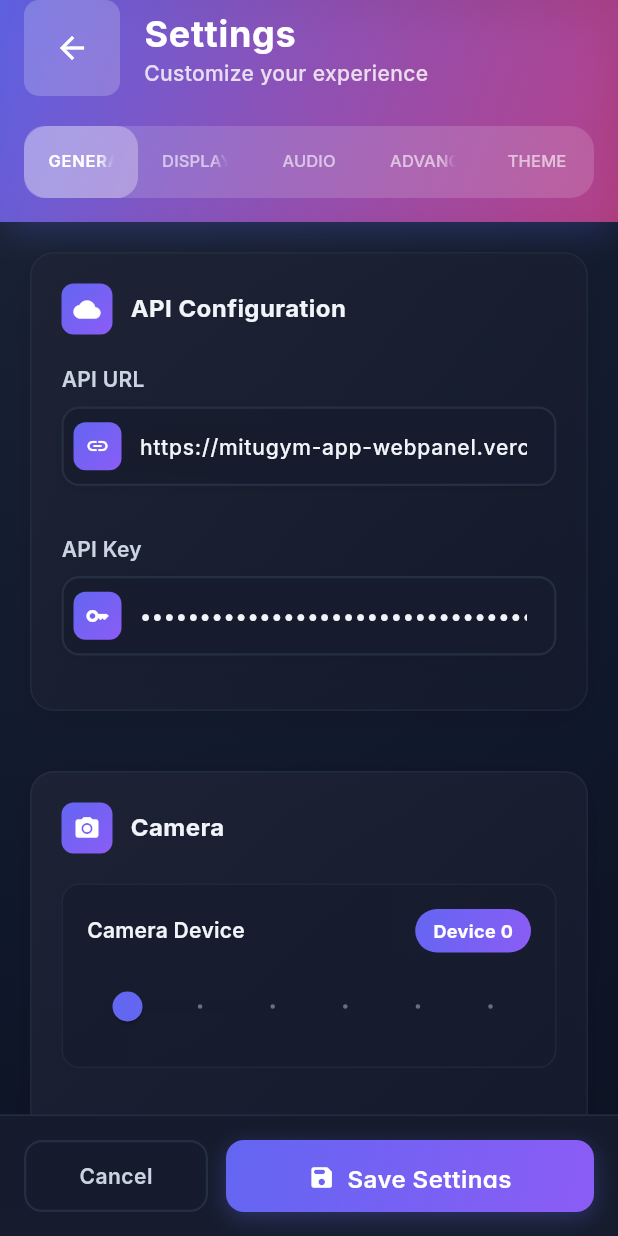
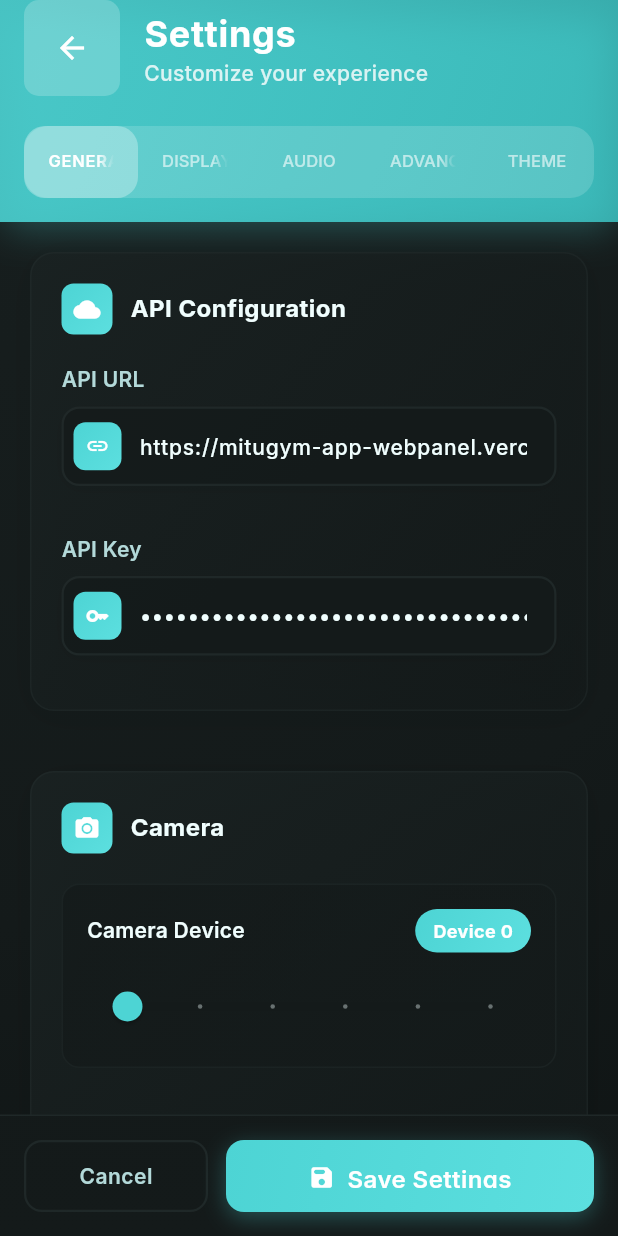
Before and after one commit to aristache-labs/mitugym_scanner_flutter, a Flutter app: the screen it shows after launch, after a tap on "Settings", on a phone screen of 412 x 824 dp. Run offline on Flutter 3.47's test engine with Material 3 defaults, Android fonts, the light colour scheme and no system bars; drawn by our look-alikes of flutter_animate; our stand-ins replace audioplayers, badges, cached_network_image, camera, connectivity_plus, dio and 6 more; missing offline and left inert: window_manager, zxing2; accounts and stored records are empty.

Commit message:
feat: Update color scheme and themes to reflect modern admin panel design - Revamped AppColors and AppThemes with a Cyan/Turquoise palette - Enhanced UI elements with dark backgrounds and improved gradients - Adjusted sidebar widget styling for a cohesive look - Updated theme documentation to align with new design direction

```diff
--- a/lib/config/app_colors.dart
+++ b/lib/config/app_colors.dart
@@ -1,90 +1,90 @@
 import 'package:flutter/material.dart';
 
-/// Premium application color scheme - Modern dashboard design inspired
+/// Premium application color scheme - Cyan/Turquoise modern design
 class AppColors {
-  // Base colors - Deep navy like the dashboard
-  static const Color background = Color(0xFF0A0E1A);     // Deep navy/dark blue
-  static const Color surface = Color(0xFF161C2D);        // Surface layer
-  static const Color card = Color(0xFF1E2435);           // Card background
-  static const Color cardHover = Color(0xFF252B3E);      // Hover state
+  // Base colors - Very dark backgrounds matching admin panel
+  static const Color background = Color(0xFF0A0F0F);     // Very dark teal/black
+  static const Color surface = Color(0xFF141A1A);        // Surface layer
+  static const Color card = Color(0xFF1A2222);           // Card background
+  static const Color cardHover = Color(0xFF1F2828);      // Hover state
 
-  // Primary colors - Purple/Pink gradients from dashboard
-  static const Color primary = Color(0xFF6366F1);        // Indigo
-  static const Color primaryLight = Color(0xFF8B5CF6);   // Purple
-  static const Color primaryDark = Color(0xFF4F46E5);    // Darker indigo
+  // Primary colors - Cyan/Turquoise theme from admin panel
+  static const Color primary = Color(0xFF4DD4D4);        // Primary cyan
+  static const Color primaryLight = Color(0xFF5CDFDF);   // Secondary cyan
+  static const Color primaryDark = Color(0xFF3BC5C5);    // Darker cyan
 
-  // Secondary & accent - Dashboard inspired
-  static const Color secondary = Color(0xFF64748B);      // Slate gray
-  static const Color accent = Color(0xFFEC4899);         // Pink accent
+  // Secondary & accent - Cyan variations
+  static const Color secondary = Color(0xFF5CDFDF);      // Secondary cyan
+  static const Color accent = Color(0xFF44E4E4);         // Accent cyan
 
-  // Text colors - Dashboard inspired contrast
-  static const Color textPrimary = Color(0xFFF1F5F9);    // Main text (excellent contrast)
-  static const Color textSecondary = Color(0xFFCBD5E1);  // Secondary text
-  static const Color textMuted = Color(0xFF94A3B8);      // Muted text
+  // Text colors - Admin panel inspired contrast
+  static const Color textPrimary = Color(0xFFF0FEFE);    // Main text - very light cyan tint
+  static const Color textSecondary = Color(0xFFB3D9D9);  // Muted cyan tint
+  static const Color textMuted = Color(0xFF8AB3B3);      // More muted cyan
   static const Color textWhite = Color(0xFFFFFFFF);      // Pure white for emphasis
 
   // Keep old names for compatibility
   static const Color text = textPrimary;
   static const Color muted = textSecondary;
 
-  // Status colors - Modern, vibrant like dashboard
-  static const Color success = Color(0xFF10B981);        // Emerald green
-  static const Color successLight = Color(0xFF34D399);   // Light emerald
-  static const Color warning = Color(0xFFF59E0B);        // Amber
-  static const Color warningLight = Color(0xFFFBBF24);   // Light amber
-  static const Color error = Color(0xFFEF4444);          // Red
-  static const Color errorLight = Color(0xFFF87171);     // Light red
+  // Status colors - Matching admin panel
+  static const Color success = Color(0xFF00E6A6);        // Bright green (admin panel)
+  static const Color successLight = Color(0xFF33EDB8);   // Light green
+  static const Color warning = Color(0xFFFFD93D);        // Yellow (admin panel)
+  static const Color warningLight = Color(0xFFFFE367);   // Light yellow
+  static const Color error = Color(0xFFFF6B6B);          // Red (admin panel)
+  static const Color errorLight = Color(0xFFFF8989);     // Light red
 
-  // UI element colors - Dashboard style
-  static const Color border = Color(0xFF334155);         // Border color
-  static const Color borderHover = Color(0xFF475569);    // Hover border
-  static const Color divider = Color(0xFF1E293B);        // Divider lines
+  // UI element colors - Dark theme borders
+  static const Color border = Color(0xFF2A3535);         // Border color (dark cyan tint)
+  static const Color borderHover = Color(0xFF354545);    // Hover border
+  static const Color divider = Color(0xFF1F2828);        // Divider lines
 
   // Transparent overlays
   static final Color overlay = const Color(0xFF000000).withValues(alpha: 0.5);
   static final Color overlayLight = const Color(0xFF000000).withValues(alpha: 0.2);
 
-  // Gradients - Dashboard inspired modern gradients
+  // Gradients - Cyan/turquoise modern gradients
   static const LinearGradient primaryGradient = LinearGradient(
-    colors: [Color(0xFF6366F1), Color(0xFF8B5CF6)],
+    colors: [Color(0xFF4DD4D4), Color(0xFF5CDFDF)],
     begin: Alignment.topLeft,
     end: Alignment.bottomRight,
   );
 
   static const LinearGradient accentGradient = LinearGradient(
-    colors: [Color(0xFFEC4899), Color(0xFFF472B6)],
+    colors: [Color(0xFF44E4E4), Color(0xFF5CDFDF)],
     begin: Alignment.topLeft,
     end: Alignment.bottomRight,
   );
 
   static const LinearGradient successGradient = LinearGradient(
-    colors: [Color(0xFF10B981), Color(0xFF34D399)],
+    colors: [Color(0xFF00E6A6), Color(0xFF33EDB8)],
     begin: Alignment.topLeft,
     end: Alignment.bottomRight,
   );
 
   static const LinearGradient errorGradient = LinearGradient(
-    colors: [Color(0xFFEF4444), Color(0xFFF87171)],
+    colors: [Color(0xFFFF6B6B), Color(0xFFFF8989)],
     begin: Alignment.topLeft,
     end: Alignment.bottomRight,
   );
 
   static const LinearGradient warningGradient = LinearGradient(
-    colors: [Color(0xFFF59E0B), Color(0xFFFBBF24)],
+    colors: [Color(0xFFFFD93D), Color(0xFFFFE367)],
     begin: Alignment.topLeft,
     end: Alignment.bottomRight,
   );
 
-  // Dashboard-style background gradient
+  // Dark cyan background gradient matching admin panel
   static BoxDecoration getBackgroundDecoration() {
     return BoxDecoration(
       gradient: RadialGradient(
         center: Alignment.topLeft,
         radius: 3.0,
         colors: [
-          const Color(0xFF1E293B).withValues(alpha: 0.8),
-          const Color(0xFF0F172A),
-          const Color(0xFF0A0E1A),
+          const Color(0xFF1A2222).withValues(alpha: 0.8),
+          const Color(0xFF141A1A),
+          const Color(0xFF0A0F0F),
         ],
       ),
       color: background,
--- a/lib/config/app_themes.dart
+++ b/lib/config/app_themes.dart
@@ -1,61 +1,61 @@
 import 'package:flutter/material.dart';
 
-/// Premium theme presets for the app - Dashboard inspired
+/// Premium theme presets for the app - Cyan/Turquoise inspired
 class AppThemes {
-  // Default theme - Modern Purple/Indigo (Dashboard style)
+  // Default theme - Modern Cyan/Turquoise (Admin panel style)
+  static final AppThemeColors cyan = AppThemeColors(
+    primary: const Color(0xFF4DD4D4),     // Primary cyan
+    secondary: const Color(0xFF5CDFDF),   // Secondary cyan
+    accent: const Color(0xFF44E4E4),      // Accent cyan
+    success: const Color(0xFF00E6A6),     // Bright green
+    warning: const Color(0xFFFFD93D),     // Yellow
+    error: const Color(0xFFFF6B6B),       // Red
+    surface: const Color(0xFF141A1A),     // Surface
+    card: const Color(0xFF1A2222),        // Card
+    text: const Color(0xFFF0FEFE),        // Main text
+    muted: const Color(0xFFB3D9D9),       // Muted text
+  );
+
+  // Purple theme - Alternative
   static final AppThemeColors purple = AppThemeColors(
     primary: const Color(0xFF6366F1),    // Indigo
     secondary: const Color(0xFF64748B),   // Slate
     accent: const Color(0xFFEC4899),      // Pink
-    success: const Color(0xFF10B981),     // Emerald
-    warning: const Color(0xFFF59E0B),     // Amber
-    error: const Color(0xFFEF4444),       // Red
-    surface: const Color(0xFF161C2D),     // Surface
-    card: const Color(0xFF1E2435),        // Card
-    text: const Color(0xFFF1F5F9),        // Main text
-    muted: const Color(0xFF94A3B8),       // Muted text
+    success: const Color(0xFF00E6A6),     // Bright green
+    warning: const Color(0xFFFFD93D),     // Yellow
+    error: const Color(0xFFFF6B6B),       // Red
+    surface: const Color(0xFF141A1A),     // Surface
+    card: const Color(0xFF1A2222),        // Card
+    text: const Color(0xFFF0FEFE),        // Main text
+    muted: const Color(0xFFB3D9D9),       // Muted text
   );
 
   // Blue theme - Modern blue variant
   static final AppThemeColors blue = AppThemeColors(
     primary: const Color(0xFF3B82F6),    // Blue
-    secondary: const Color(0xFF64748B),   // Slate
+    secondary: const Color(0xFF5CDFDF),   // Cyan
     accent: const Color(0xFF06B6D4),      // Cyan
-    success: const Color(0xFF10B981),     // Emerald
-    warning: const Color(0xFFF59E0B),     // Amber
-    error: const Color(0xFFEF4444),       // Red
-    surface: const Color(0xFF161C2D),     // Surface
-    card: const Color(0xFF1E2435),        // Card
-    text: const Color(0xFFF1F5F9),        // Main text
-    muted: const Color(0xFF94A3B8),       // Muted text
+    success: const Color(0xFF00E6A6),     // Bright green
+    warning: const Color(0xFFFFD93D),     // Yellow
+    error: const Color(0xFFFF6B6B),       // Red
+    surface: const Color(0xFF141A1A),     // Surface
+    card: const Color(0xFF1A2222),        // Card
+    text: const Color(0xFFF0FEFE),        // Main text
+    muted: const Color(0xFFB3D9D9),       // Muted text
   );
 
   // Green theme - Modern emerald variant
   static final AppThemeColors green = AppThemeColors(
-    primary: const Color(0xFF10B981),     // Emerald
-    secondary: const Color(0xFF64748B),   // Slate
-    accent: const Color(0xFF34D399),      // Light emerald
-    success: const Color(0xFF10B981),     // Emerald
-    warning: const Color(0xFFF59E0B),     // Amber
-    error: const Color(0xFFEF4444),       // Red
-    surface: const Color(0xFF161C2D),     // Surface
-    card: const Color(0xFF1E2435),        // Card
-    text: const Color(0xFFF1F5F9),        // Main text
-    muted: const Color(0xFF94A3B8),       // Muted text
-  );
-
-  // Cyan theme - Modern cyan variant
-  static final AppThemeColors cyan = AppThemeColors(
-    primary: const Color(0xFF06B6D4),     // Cyan
-    secondary: const Color(0xFF64748B),   // Slate
-    accent: const Color(0xFF22D3EE),      // Light cyan
-    success: const Color(0xFF10B981),     // Emerald
-    warning: const Color(0xFFF59E0B),     // Amber
-    error: const Color(0xFFEF4444),       // Red
-    surface: const Color(0xFF161C2D),     // Surface
-    card: const Color(0xFF1E2435),        // Card
-    text: const Color(0xFFF1F5F9),        // Main text
-    muted: const Color(0xFF94A3B8),       // Muted text
+    primary: const Color(0xFF00E6A6),     // Bright green
+    secondary: const Color(0xFF33EDB8),   // Light green
+    accent: const Color(0xFF33EDB8),      // Light emerald
+    success: const Color(0xFF00E6A6),     // Bright green
+    warning: const Color(0xFFFFD93D),     // Yellow
+    error: const Color(0xFFFF6B6B),       // Red
+    surface: const Color(0xFF141A1A),     // Surface
+    card: const Color(0xFF1A2222),        // Card
+    text: const Color(0xFFF0FEFE),        // Main text
+    muted: const Color(0xFFB3D9D9),       // Muted text
   );
 }
 
@@ -85,49 +85,49 @@ class AppThemeColors {
     required this.muted,
   });
 
-  /// Get theme colors by name - Purple is now default
+  /// Get theme colors by name - Cyan is now default
   static AppThemeColors getThemeColors(String themeName) {
     switch (themeName.toLowerCase()) {
       case 'blue':
         return AppThemes.blue;
-      case 'cyan':
-        return AppThemes.cyan;
+      case 'purple':
+        return AppThemes.purple;
       case 'green':
         return AppThemes.green;
-      case 'purple':
+      case 'cyan':
       default:
-        return AppThemes.purple; // Purple is now default
+        return AppThemes.cyan; // Cyan is now default
     }
   }
 
   /// Get list of available themes
-  List<String> get availableThemes => ['purple', 'blue', 'cyan', 'green'];
+  List<String> get availableThemes => ['cyan', 'purple', 'blue', 'green'];
 
   /// Get theme icon
   static IconData getThemeIcon(String theme) {
     switch (theme) {
+      case 'cyan':
+        return Icons.water_drop;
       case 'purple':
         return Icons.star;
       case 'blue':
-        return Icons.water_drop;
-      case 'cyan':
         return Icons.circle;
       case 'green':
         return Icons.eco;
       default:
-        return Icons.star;
+        return Icons.water_drop;
     }
   }
 
   /// Get theme display name
   static String getThemeDisplayName(String theme) {
     switch (theme) {
+      case 'cyan':
+        return 'Cyan Turquoise';
       case 'purple':
         return 'Modern Purple';
       case 'blue':
         return 'Ocean Blue';
-      case 'cyan':
-        return 'Cyan';
       case 'green':
         return 'Emerald';
       default:
@@ -142,19 +142,19 @@ class AppThemeColors {
     end: Alignment.bottomRight,
   );
 
-  /// Background decoration - Dashboard style gradient
+  /// Background decoration - Dark cyan gradient
   BoxDecoration getBackgroundDecoration() {
     return BoxDecoration(
       gradient: RadialGradient(
         center: Alignment.topLeft,
         radius: 3.0,
         colors: [
-          const Color(0xFF1E293B).withValues(alpha: 0.8),
-          const Color(0xFF0F172A),
-          const Color(0xFF0A0E1A),
+          const Color(0xFF1A2222).withValues(alpha: 0.8),
+          const Color(0xFF141A1A),
+          const Color(0xFF0A0F0F),
         ],
       ),
-      color: const Color(0xFF0A0E1A),
+      color: const Color(0xFF0A0F0F),
     );
   }
 
--- a/lib/config/theme.dart
+++ b/lib/config/theme.dart
@@ -2,8 +2,8 @@ import 'package:flutter/material.dart';
 import 'package:google_fonts/google_fonts.dart';
 import 'app_colors.dart';
 
-/// Material Design 3 theme matching modern dashboard design
-/// Purple/Indigo color scheme with deep navy background
+/// Material Design 3 theme matching modern admin panel design
+/// Cyan/Turquoise color scheme with very dark background
 
 final ThemeData appTheme = ThemeData(
   useMaterial3: true,
--- a/lib/widgets/modern_sidebar_widget.dart
+++ b/lib/widgets/modern_sidebar_widget.dart
@@ -62,7 +62,17 @@ class _ModernSidebarWidgetState extends ConsumerState<ModernSidebarWidget>
       child: Container(
         width: 280,
         decoration: BoxDecoration(
-          color: const Color(0xFF0F1B2C), // Deep navy like the image
+          gradient: LinearGradient(
+            begin: Alignment.topLeft,
+            end: Alignment.bottomRight,
+            colors: [
+              const Color(0xFF0A0F0F), // Very dark background
+              const Color(0xFF0D1515).withValues(alpha: 0.95), // Dark with slight green tint
+              const Color(0xFF0F1A1A).withValues(alpha: 0.9), // Subtle cyan/green gradient
+              const Color(0xFF0A0F0F), // Back to dark at bottom
+            ],
+            stops: const [0.0, 0.3, 0.6, 1.0],
+          ),
           boxShadow: [
             BoxShadow(
               color: Colors.black.withValues(alpha: 0.3),
```
Also changed, not shown: 1 other file.
